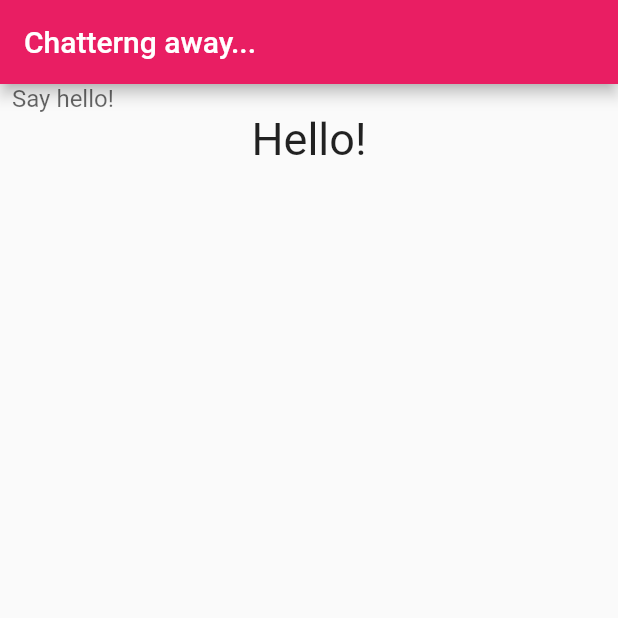
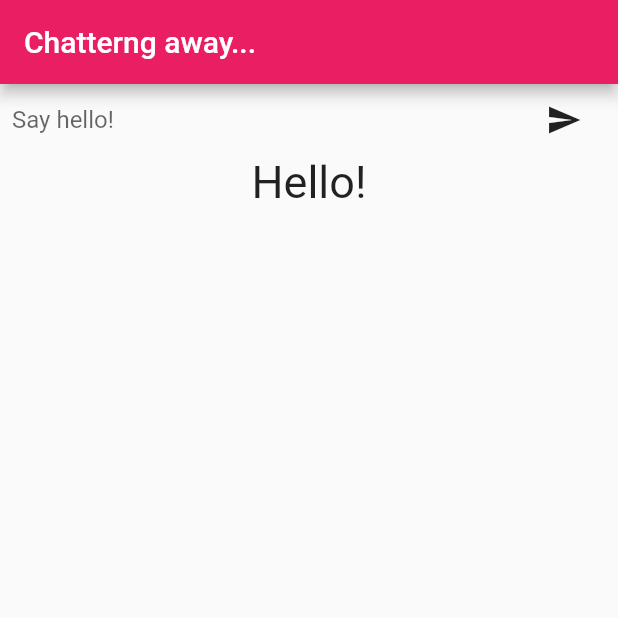
Before and after one commit to domesticmouse/flutter_class_101, a Flutter app: the screen it shows after launch, on a phone screen of 412 x 824 dp, the top half of it. Run offline on Flutter 3.47's test engine with Material 2 defaults, Android fonts, the light colour scheme and no system bars.

Commit message:
Add IconButton

```diff
--- a/lib/main.dart
+++ b/lib/main.dart
@@ -81,10 +81,23 @@ class _ChatScreenState extends State<ChatScreen> {
   Widget _buildTextComposer() {
     return Container(
       margin: EdgeInsets.symmetric(horizontal: 8),
-      child: TextField(
-        controller: _textController,
-        onSubmitted: _handleSubmitted,
-        decoration: InputDecoration.collapsed(hintText: 'Say hello!'),
+      child: Row(
+        children: [
+          Flexible(
+            child: TextField(
+              controller: _textController,
+              onSubmitted: _handleSubmitted,
+              decoration: InputDecoration.collapsed(hintText: 'Say hello!'),
+            ),
+          ),
+          Container(
+            margin: EdgeInsets.symmetric(horizontal: 4),
+            child: IconButton(
+              icon: Icon(Icons.send),
+              onPressed: () => _handleSubmitted(_textController.text),
+            ),
+          )
+        ],
       ),
     );
   }
@@ -92,5 +105,7 @@ class _ChatScreenState extends State<ChatScreen> {
   void _handleSubmitted(String content) {
     _textController.clear();
     // TODO: fiure out how to give the text field focus.
+    // Add  autofocus: true, to TextField i think
+    print('User typed: $content');
   }
 }
```
